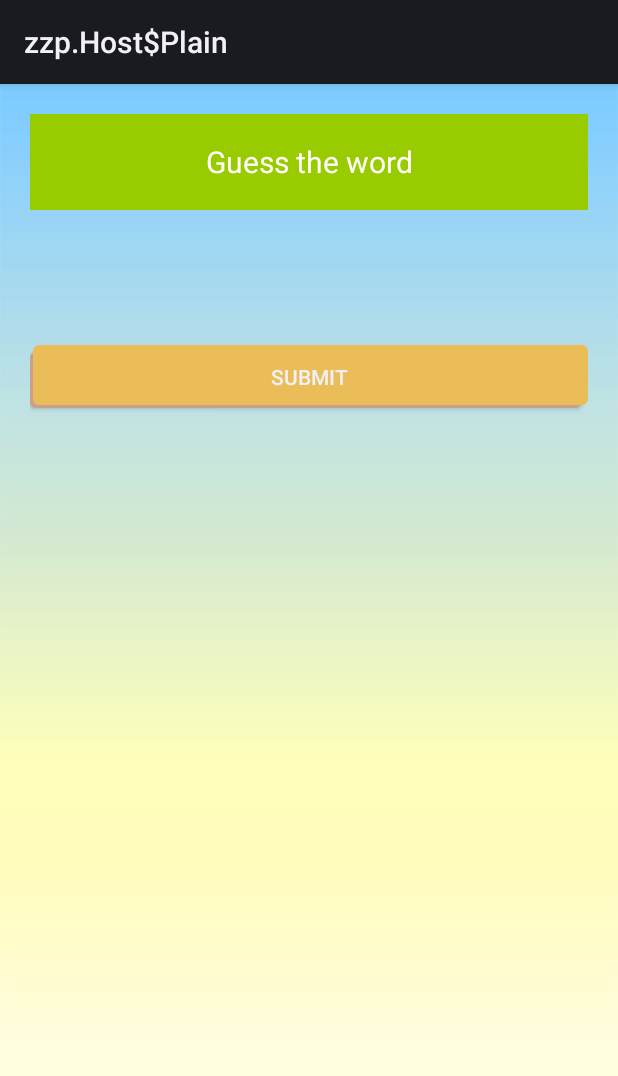
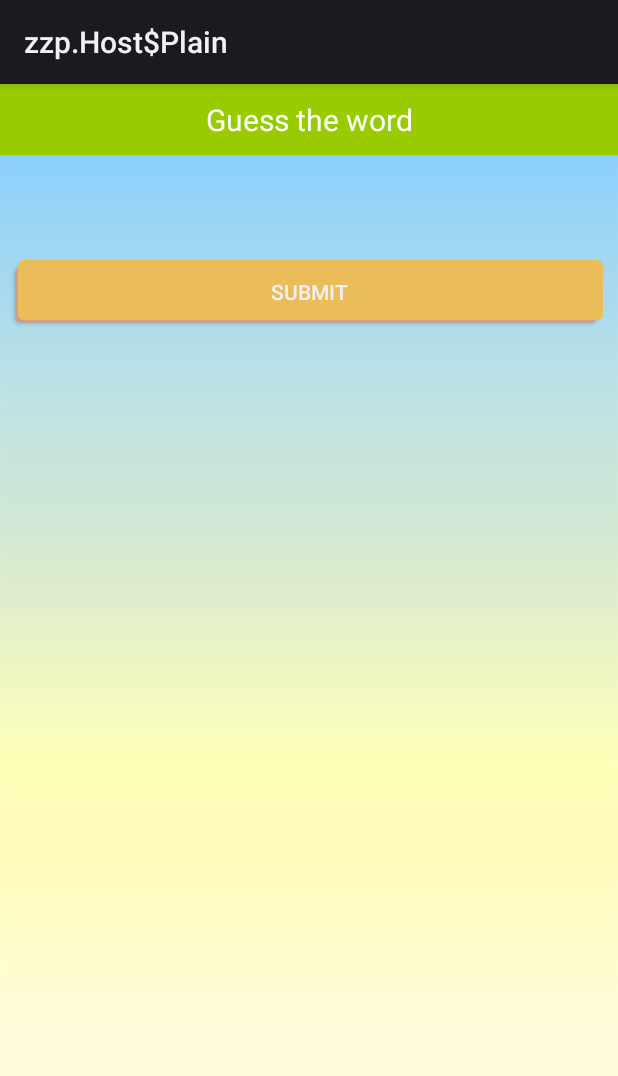
Before and after one commit to sachin-sable/QP-hack-bulls-and-cows-android, an Android app: the layout guesser_screen.xml on its own in the app's theme, with its tools: preview values and no code run, on a phone screen of 412 x 824 dp. Shown: the top 1076 px of the screen. Run offline under Robolectric (Android 15) with nearby library versions, the phone set to English and light mode, and no system bars.

Commit message:
Chooser and guesser screen UI changes

```diff
--- a/app/src/main/res/layout/attempts_list.xml
+++ b/app/src/main/res/layout/attempts_list.xml
@@ -1,6 +1,7 @@
 <?xml version="1.0" encoding="utf-8"?>
 <ListView xmlns:android="http://schemas.android.com/apk/res/android"
-    android:layout_width="match_parent" android:layout_height="match_parent"
+    android:layout_width="match_parent"
+    android:layout_height="match_parent"
     android:id="@+id/attemptListView">
 
 </ListView>
--- a/app/src/main/res/layout/guesser_screen.xml
+++ b/app/src/main/res/layout/guesser_screen.xml
@@ -3,7 +3,6 @@
     android:layout_width="match_parent"
     android:layout_height="match_parent"
     android:orientation="vertical"
-    android:padding="20dp"
     android:background="@drawable/background">
 
     <LinearLayout
@@ -15,7 +14,7 @@
 
         <TextView
             android:layout_width="match_parent"
-            android:layout_height="44sp"
+            android:layout_height="wrap_content"
             android:gravity="center"
             android:text="Guess the word"
             android:textColor="@android:color/white"
@@ -25,7 +24,8 @@
     <LinearLayout
         android:id="@+id/textInputLayout"
         android:layout_width="match_parent"
-        android:layout_height="90dp"
+        android:layout_height="70dp"
+        android:padding="10dp"
         android:gravity="center_vertical"
         android:orientation="horizontal">
 
@@ -35,6 +35,8 @@
         android:layout_width="match_parent"
         android:layout_height="42dp"
         android:id="@+id/submitButton"
+        android:layout_marginRight="10dp"
+        android:layout_marginLeft="10dp"
         android:background="@drawable/login_button_selectore"
         android:text="Submit"/>
 
```
Also changed, not shown: app/src/main/java/com/questionpro/bullscows/app/ChooserScreen.java (+5 -2 lines), app/src/main/res/layout/attempt_list_item.xml (+10 -10 lines), app/src/main/res/layout/chooser_screen.xml (+15 -5 lines).
